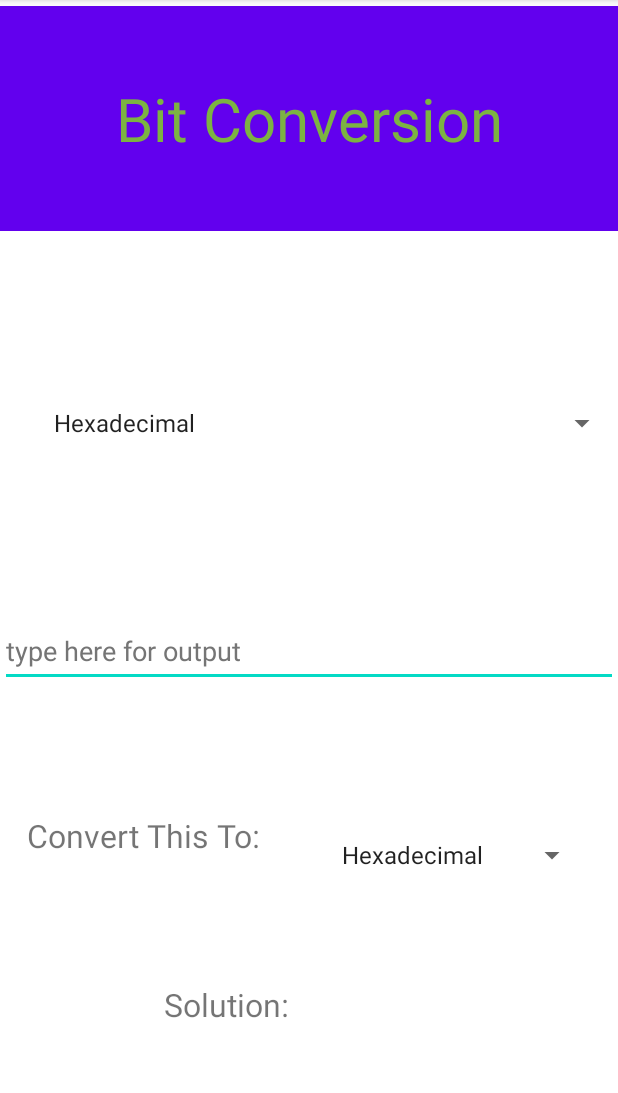
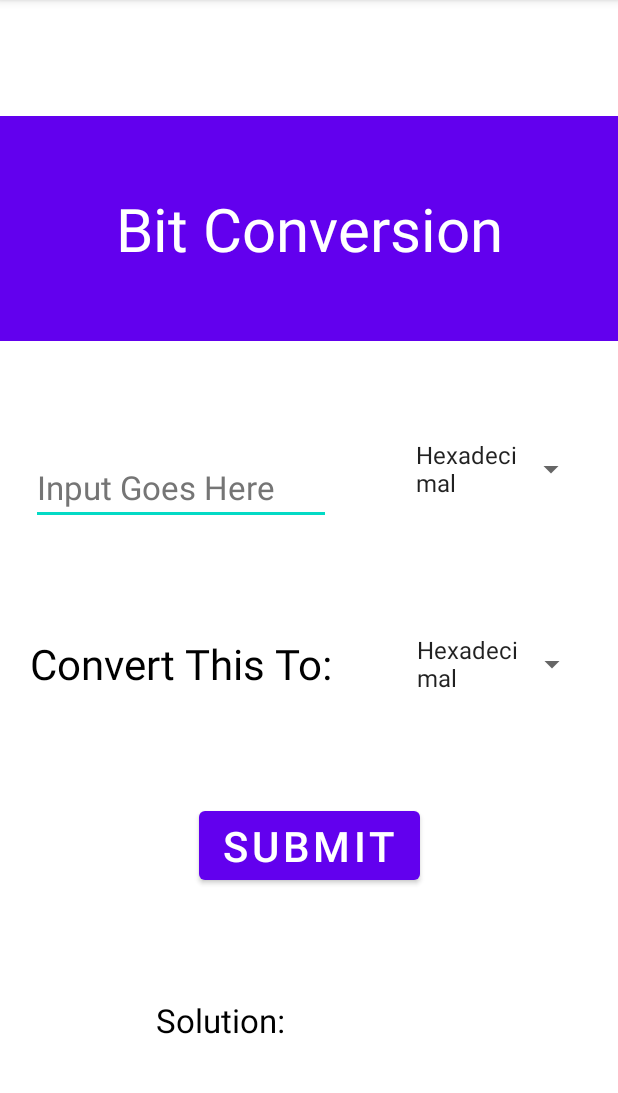
Before and after one commit to JacobGalvez/Mimas-BitCalculator, an Android app: the ConverterActivity screen opened directly, with no data from a screen before it, on a phone screen of 412 x 824 dp, the part 84-1177 px from its top. Run offline under Robolectric (Android 15) with nearby library versions, the phone set to English and light mode, and no system bars.

Commit message:
BIT-37 Converter Update

```diff
--- a/app/src/main/java/com/example/mimas_bitcalc/ConverterActivity.kt
+++ b/app/src/main/java/com/example/mimas_bitcalc/ConverterActivity.kt
@@ -44,7 +44,6 @@ class ConverterActivity : AppCompatActivity() {
             override fun onItemSelected(parent: AdapterView<*>?, view: View?, position: Int, id: Long) {
                 insertText = inputText.text.toString()
                 inputBaseChoice = position
-                convertNow()
                 answer.text = finalSolution
             }
         }
@@ -59,7 +58,6 @@ class ConverterActivity : AppCompatActivity() {
             override fun onItemSelected(parent: AdapterView<*>?, view: View?, position: Int, id: Long) {
                 insertText = inputText.text.toString()
                 convertBaseDesiredChoice = position
-                convertNow()
                 answer.text = finalSolution
             }
         }
@@ -68,48 +66,48 @@ class ConverterActivity : AppCompatActivity() {
         answer.text = "final_solution"
     }
 
-    fun convertNow() {
+    fun submit(view: View) {
         //variables for desired parameters
         //input text (string): insertText
 
         //hex to hex case
         if(inputBaseChoice == 0 && convertBaseDesiredChoice == 0){
-            finalSolution = insertText
+            answer.text = insertText
         }
         //hex to binary case
         else if(inputBaseChoice == 0 && convertBaseDesiredChoice == 1){
-            finalSolution = con.hexadecimalToBinary(insertText)
+            answer.text = con.hexadecimalToBinary(insertText)
         }
         //hex to decimal case
         else if(inputBaseChoice == 0 && convertBaseDesiredChoice == 2){
-            finalSolution = con.hexadecimalToDecimal(insertText)
+            answer.text = con.hexadecimalToDecimal(insertText)
         }
         //binary to hex case
         else if(inputBaseChoice == 1 && convertBaseDesiredChoice == 0){
-            finalSolution = con.binToHex(insertText)
+            answer.text = con.binToHex(insertText)
         }
         //binary to binary case
         else if(inputBaseChoice == 1 && convertBaseDesiredChoice == 1){
-            finalSolution = insertText
+            answer.text = insertText
         }
         //binary to decimal case
         else if(inputBaseChoice == 1 && convertBaseDesiredChoice == 2){
-            finalSolution = con.binToDec(insertText)
+            answer.text = con.binToDec(insertText)
         }
         //decimal to hex case
         else if(inputBaseChoice == 2 && convertBaseDesiredChoice == 0){
-            finalSolution = con.decToHex(insertText)
+            answer.text = con.decToHex(insertText)
         }
         //decimal to binary case
         else if(inputBaseChoice == 2 && convertBaseDesiredChoice == 1){
-            finalSolution = con.decToBin(insertText)
+            answer.text = con.decToBin(insertText)
         }
         //decimal to decimal case
         else if(inputBaseChoice == 2 && convertBaseDesiredChoice == 2){
-            finalSolution = insertText
+            answer.text = insertText
         }
         else{
-            finalSolution = "system error"
+            answer.text = "system error"
         }
 
     }
--- a/app/src/main/res/layout/activity_converter.xml
+++ b/app/src/main/res/layout/activity_converter.xml
@@ -15,85 +15,107 @@
         android:background="@color/purple_500"
         android:gravity="center"
         android:text="Bit Conversion"
-        android:textColor="#7CB342"
+        android:textColor="@color/white"
         android:textSize="40sp"
+        app:layout_constraintBottom_toTopOf="@+id/editText2"
         app:layout_constraintEnd_toEndOf="parent"
-        app:layout_constraintHorizontal_bias="1.0"
+        app:layout_constraintHorizontal_bias="0.0"
         app:layout_constraintStart_toStartOf="parent"
         app:layout_constraintTop_toTopOf="parent" />
 
-    <EditText
-        android:id="@+id/editText2"
-        android:layout_width="match_parent"
+    <Button
+        android:id="@+id/btn_submit"
+        android:layout_width="wrap_content"
         android:layout_height="wrap_content"
-        android:hint="type here for output"
-        android:inputType="text"
-        android:minHeight="48dp"
-        android:textColorHint="#757575"
-        app:layout_constraintBottom_toTopOf="@+id/convert_question"
-        app:layout_constraintTop_toBottomOf="@+id/spinner1"
-        tools:layout_editor_absoluteX="0dp"
-        android:autofillHints="" />
+        android:onClick="submit"
+        android:text="SUBMIT"
+        android:textSize="28sp"
+        app:layout_constraintBottom_toTopOf="@+id/Answer_spot"
+        app:layout_constraintEnd_toEndOf="parent"
+        app:layout_constraintStart_toStartOf="parent"
+        app:layout_constraintTop_toBottomOf="@+id/convert_question" />
 
-    <Spinner
-        android:id="@+id/spinner1"
-        android:layout_width="match_parent"
+    <TextView
+        android:id="@+id/Answer_spot"
+        android:layout_width="wrap_content"
         android:layout_height="wrap_content"
-        android:contentDescription="@string/spinner_no_text"
-        android:minHeight="48dp"
-        android:padding="20dp"
-        app:layout_constraintBottom_toTopOf="@+id/editText2"
-        app:layout_constraintTop_toBottomOf="@+id/conversion_title"
-        tools:ignore="DuplicateSpeakableTextCheck"
-        tools:layout_editor_absoluteX="0dp" />
-
-    <Spinner
-        android:id="@+id/spinner2"
-        android:layout_width="200dp"
-        android:layout_height="wrap_content"
-        android:layout_marginStart="172dp"
-        android:contentDescription="@string/spinner_no_text"
-        android:minHeight="48dp"
-        android:padding="20dp"
-        app:layout_constraintBottom_toTopOf="@+id/solution"
-        app:layout_constraintEnd_toEndOf="parent"
+        android:text="Solution:"
+        android:textColor="@color/black"
+        android:textSize="22sp"
+        app:layout_constraintBottom_toBottomOf="parent"
+        app:layout_constraintEnd_toStartOf="@+id/solution"
         app:layout_constraintHorizontal_bias="0.5"
-        app:layout_constraintStart_toEndOf="@+id/convert_question"
         app:layout_constraintStart_toStartOf="parent"
-        app:layout_constraintTop_toBottomOf="@+id/editText2" />
+        app:layout_constraintTop_toBottomOf="@+id/btn_submit" />
 
     <TextView
         android:id="@+id/convert_question"
         android:layout_width="wrap_content"
         android:layout_height="wrap_content"
         android:text="Convert This To:"
-        android:textSize="21sp"
-        app:layout_constraintBottom_toTopOf="@+id/Answer_spot"
+        android:textColor="@color/black"
+        android:textSize="28sp"
+        app:layout_constraintBottom_toTopOf="@+id/btn_submit"
         app:layout_constraintEnd_toStartOf="@+id/spinner2"
         app:layout_constraintHorizontal_bias="0.5"
         app:layout_constraintStart_toStartOf="parent"
         app:layout_constraintTop_toBottomOf="@+id/editText2" />
 
-    <TextView
-        android:id="@+id/Answer_spot"
-        android:layout_width="wrap_content"
+    <EditText
+        android:id="@+id/editText2"
+        android:layout_width="200dp"
         android:layout_height="wrap_content"
-        android:text="Solution:"
-        android:textSize="21sp"
-        app:layout_constraintBottom_toBottomOf="parent"
-        app:layout_constraintEnd_toStartOf="@+id/solution"
+        android:autofillHints=""
+        android:hint="Input Goes Here"
+        android:inputType="text"
+        android:minHeight="48dp"
+        android:textColor="@color/black"
+        android:textColorHint="#757575"
+        android:textSize="22sp"
+        app:layout_constraintBottom_toTopOf="@+id/convert_question"
+        app:layout_constraintEnd_toStartOf="@+id/spinner1"
         app:layout_constraintHorizontal_bias="0.5"
         app:layout_constraintStart_toStartOf="parent"
-        app:layout_constraintTop_toBottomOf="@+id/convert_question" />
+        app:layout_constraintTop_toBottomOf="@+id/conversion_title" />
+
+    <Spinner
+        android:id="@+id/spinner1"
+        android:layout_width="150dp"
+        android:layout_height="wrap_content"
+        android:contentDescription="@string/spinner_no_text"
+        android:minHeight="48dp"
+        android:padding="20dp"
+        app:layout_constraintBottom_toTopOf="@+id/spinner2"
+        app:layout_constraintEnd_toEndOf="parent"
+        app:layout_constraintHorizontal_bias="0.5"
+        app:layout_constraintStart_toEndOf="@+id/editText2"
+        app:layout_constraintTop_toBottomOf="@+id/conversion_title"
+        tools:ignore="DuplicateSpeakableTextCheck" />
+
+    <Spinner
+        android:id="@+id/spinner2"
+        android:layout_width="150dp"
+        android:layout_height="wrap_content"
+        android:contentDescription="@string/spinner_no_text"
+        android:minHeight="48dp"
+        android:padding="20dp"
+        app:layout_constraintBottom_toTopOf="@+id/btn_submit"
+        app:layout_constraintEnd_toEndOf="parent"
+        app:layout_constraintHorizontal_bias="0.5"
+        app:layout_constraintStart_toEndOf="@+id/convert_question"
+        app:layout_constraintTop_toBottomOf="@+id/editText2" />
 
     <TextView
         android:id="@+id/solution"
         android:layout_width="wrap_content"
         android:layout_height="wrap_content"
         android:text="..........."
+        android:textColor="@color/black"
+        android:textSize="28sp"
         app:layout_constraintBottom_toBottomOf="parent"
         app:layout_constraintEnd_toEndOf="parent"
         app:layout_constraintHorizontal_bias="0.5"
         app:layout_constraintStart_toEndOf="@+id/Answer_spot"
-        app:layout_constraintTop_toBottomOf="@+id/spinner2" />
+        app:layout_constraintTop_toBottomOf="@+id/btn_submit" />
+
 </androidx.constraintlayout.widget.ConstraintLayout>
```
Also changed, not shown: 1 other file.
